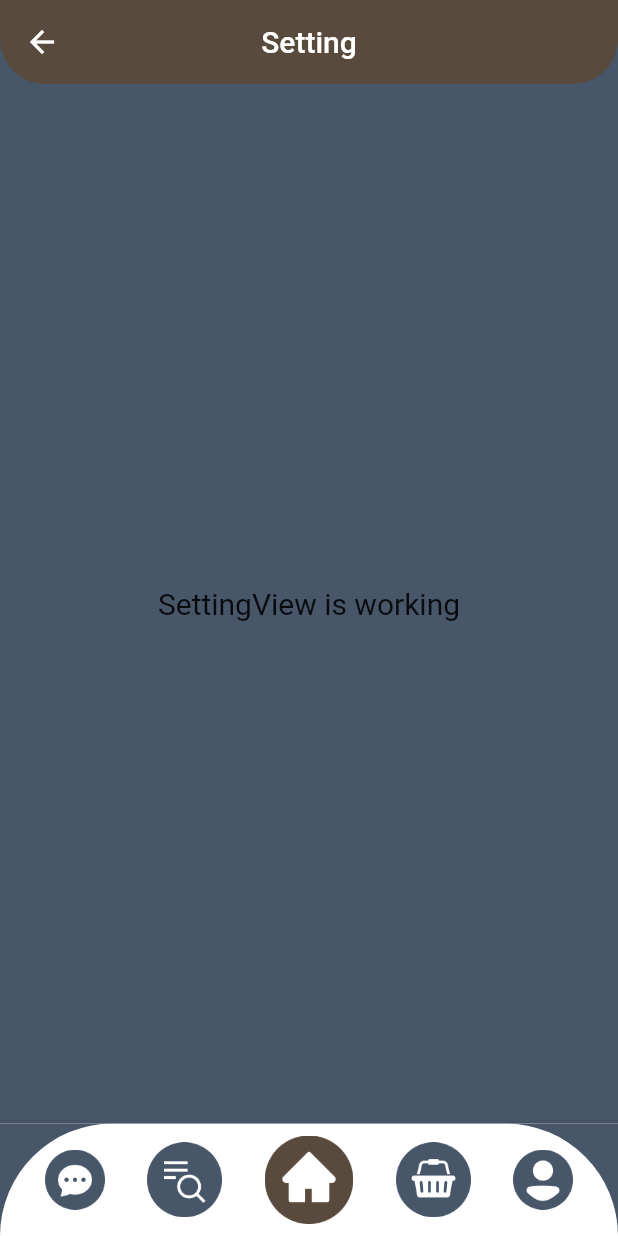
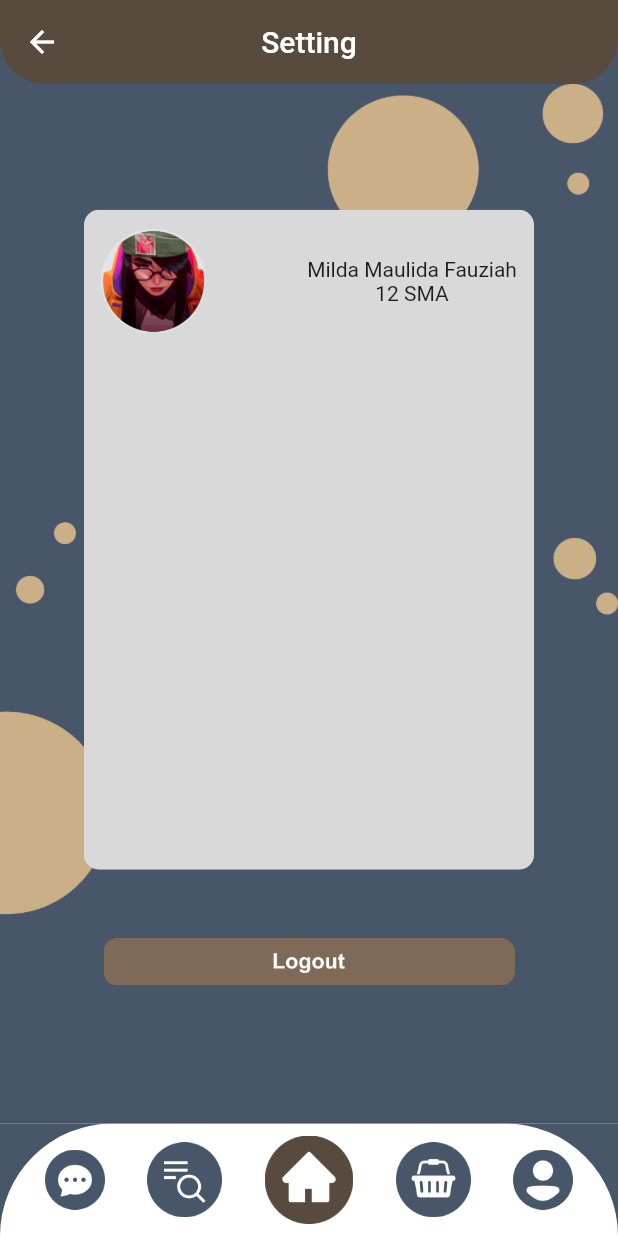
Before and after one commit to fauziahmilda/Aplikasi-GuruPrivate-Online, a Flutter app: the SettingView screen opened by its route, on a phone screen of 412 x 824 dp. Run offline on Flutter 3.47's test engine with Material 2 defaults, Android fonts, the phone set to English and light mode, and no system bars; our stand-ins replace get; missing offline and left inert: dart:ffi.

Commit message:
setting page update2

```diff
--- a/lib/app/modules/home/views/home_view.dart
+++ b/lib/app/modules/home/views/home_view.dart
@@ -87,7 +87,7 @@ class HomeView extends GetView<HomeController> {
                       ),
                       IconButton(
                         iconSize: 40,
-                        onPressed: () => Get.offAllNamed(Routes.PROFILE),
+                        onPressed: () => Get.offAllNamed(Routes.SETTING),
                         icon: Image.asset(
                           "assets/buttons/menu-profile.png",
                         ),
--- a/lib/app/modules/profile/views/profile_view.dart
+++ b/lib/app/modules/profile/views/profile_view.dart
@@ -125,7 +125,7 @@ class ProfileView extends GetView<ProfileController> {
                         ),
                         IconButton(
                           iconSize: 40,
-                          onPressed: () => Get.offAllNamed(Routes.PROFILE),
+                          onPressed: () => Get.offAllNamed(Routes.SETTING),
                           icon: Image.asset(
                             "assets/buttons/menu-profile.png",
                           ),
--- a/lib/app/modules/setting/views/setting_view.dart
+++ b/lib/app/modules/setting/views/setting_view.dart
@@ -10,6 +10,7 @@ class SettingView extends GetView<SettingController> {
   @override
   Widget build(BuildContext context) {
     return Scaffold(
+        resizeToAvoidBottomInset: false,
         backgroundColor: Color(0xFF48566A),
         appBar: AppBar(
           title: const Text('Setting'),
@@ -32,7 +33,8 @@ class SettingView extends GetView<SettingController> {
               ),
               ClipRRect(
                 borderRadius: BorderRadius.only(
-                  topLeft: Radius.circular(80), topRight: Radius.circular(80)),
+                    topLeft: Radius.circular(80),
+                    topRight: Radius.circular(80)),
                 child: Container(
                   width: Get.width,
                   height: 75,
@@ -88,12 +90,74 @@ class SettingView extends GetView<SettingController> {
             ],
           ),
         ),
-      body: Center(
-        child: Text(
-          'SettingView is working',
-          style: TextStyle(fontSize: 20),
+        body: Stack(
+          children: [
+            //BUBLE BACKGROUND
+            Container(
+              child: Image.asset("assets/images/bb3.png"),
+            ),
+            //WADAH SETTING
+            Center(
+              //UKURAN WADAH SETTING sampe bawah
+              child: Container(
+                height: 600,
+                child: Stack(
+                  children: [
+                    //bagian wadah atas sama button logout
+                    Center(
+                      child: Column(
+                        mainAxisAlignment: MainAxisAlignment.spaceEvenly,
+                        children: [
+                          ClipRRect(
+                            borderRadius: BorderRadius.all(Radius.circular(10)),
+                            child: Container(
+                              color: Color(0xFFD9D9D9),
+                              width: 300,
+                              height: 440,
                             ),
                           ),
-    );
+                          FlatButton(
+                              onPressed: () {},
+                              child: Image.asset(
+                                "assets/buttons/logout.png",
+                                width: 274,
+                              ))
+                        ],
+                      ),
+                    ),
+                    //bagian atas yg ada gambar sama tulisan2
+                    Padding(
+                      padding: const EdgeInsets.only(top: 50),
+                      child: Column(
+                        children: [
+                          Row(
+                            mainAxisAlignment: MainAxisAlignment.spaceEvenly,
+                            children: [
+                              Container(
+                                child: Image.asset(
+                                  "assets/images/dira.png",
+                                  width: 70,
+                                ),
+                              ),
+                              Column(
+                                children: [
+                                  Text(
+                                    "Milda Maulida Fauziah",
+                                    style: TextStyle(),
+                                  ),
+                                  Text("12 SMA")
+                                ],
+                              )
+                            ],
+                          )
+                        ],
+                      ),
+                    )
+                  ],
+                ),
+              ),
+            )
+          ],
+        ));
   }
 }
```
Also changed, not shown: assets/buttons/logout.png (added), assets/images/bb3.png (added). Lines whose indentation alone changed are shown as unchanged.
